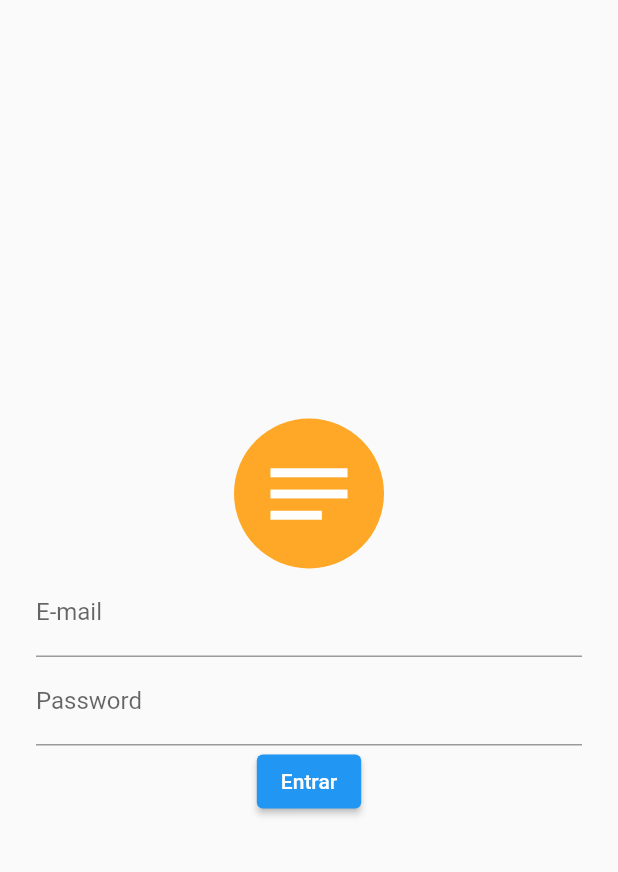
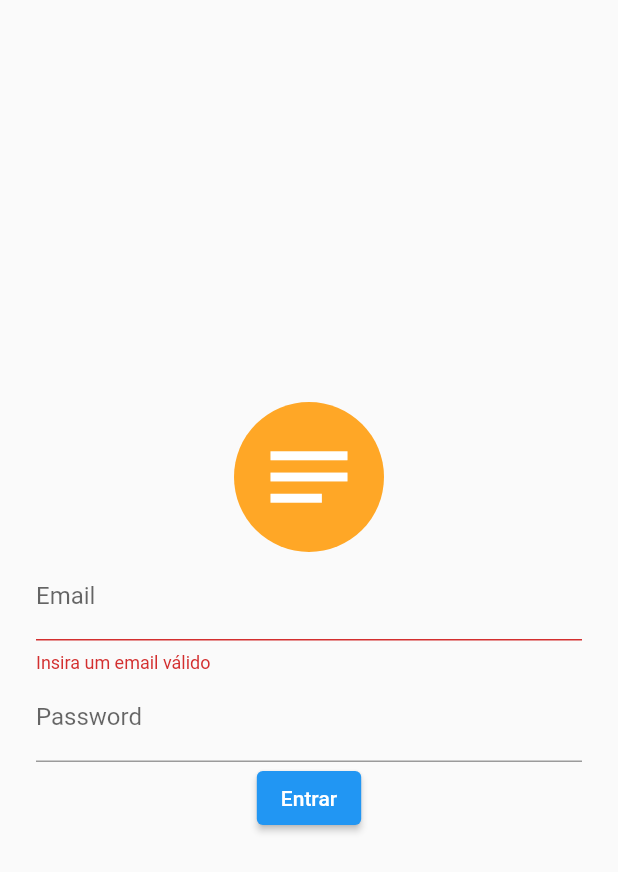
Before and after one commit to rodrigofelipejr/raro-academy-level-up-3, a Flutter app: the screen it shows after launch, after a tap on "Entrar", on a phone screen of 412 x 824 dp. Shown: the top 872 px of the screen. Run offline on Flutter 3.47's test engine with Material 2 defaults, Android fonts, the phone set to English and light mode, and no system bars.

Commit message:
adiciona validator para tratamento de emails

```diff
--- a/lib/app/modules/login/login_controller.dart
+++ b/lib/app/modules/login/login_controller.dart
@@ -1 +1,7 @@
-class LoginController {}
+import 'package:flutter/material.dart';
+
+class LoginController {
+  bool verifyLogin(GlobalKey<FormState> formKey) {
+    return (formKey.currentState?.validate() == true);
+  }
+}
--- a/lib/app/modules/login/widgets/form_login.dart
+++ b/lib/app/modules/login/widgets/form_login.dart
@@ -1,4 +1,6 @@
 import 'package:flutter/material.dart';
+import 'package:flutter/services.dart';
+import 'package:sys_app/app/shared/validators/validators.dart';
 
 import '../../modules.dart';
 import '../../../shared/widgets/widgets.dart';
@@ -34,10 +36,13 @@ class _FormLoginState extends State<FormLoginWidget> {
         crossAxisAlignment: CrossAxisAlignment.center,
         children: [
           TextFormFieldWidget(
-            label: 'E-mail',
+            label: 'Email',
             textInputType: TextInputType.emailAddress,
             onChange: (value) {},
-            validator: (value) => null,
+            validator: (value) => EmailValidator.validate(value),
+            textInputFormatter: [
+              FilteringTextInputFormatter(RegExp(r'\s'), allow: false),
+            ],
           ),
           TextFormFieldWidget(
             label: 'Password',
@@ -46,9 +51,15 @@ class _FormLoginState extends State<FormLoginWidget> {
             onChange: (value) {},
             validator: (value) => null,
             textInputAction: TextInputAction.done,
+            textInputFormatter: [
+              FilteringTextInputFormatter(RegExp(r'\s'), allow: false),
+            ],
           ),
           ElevatedButtonWidget(
-            onPressed: () {},
+            onPressed: () {
+              final isFormValid = widget.controller.verifyLogin(_formKey);
+              print(isFormValid);
+            },
             child: Text('Entrar'),
           ),
         ],
--- /dev/null
+++ b/lib/app/shared/validators/email/email_validator.dart
@@ -0,0 +1,7 @@
+class EmailValidator {
+  static String? validate(String? value) {
+    final regexp = RegExp(r"^[a-zA-Z0-9.a-zA-Z0-9.!#$%&'*+-/=?^_`{|}~]+@[a-zA-Z0-9]+\.([a-zA-Z]{2})+");
+    final isValid = value != null && value.trim().isNotEmpty && regexp.hasMatch(value);
+    return isValid ? null : 'Insira um email válido';
+  }
+}
--- /dev/null
+++ b/lib/app/shared/validators/validators.dart
@@ -0,0 +1 @@
+export 'email/email_validator.dart';
```
